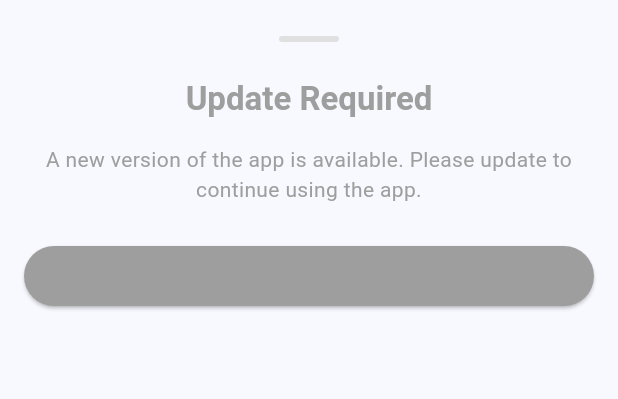
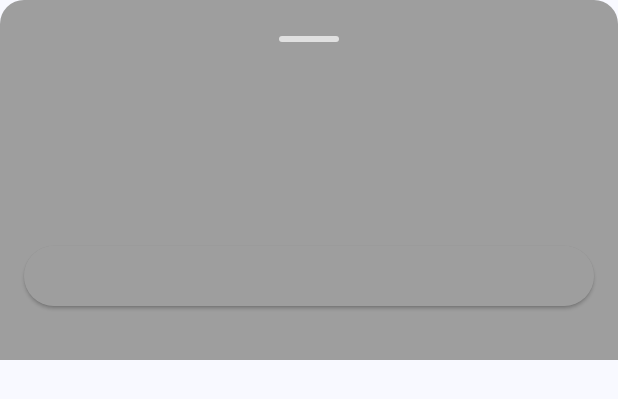
Before and after one commit to curefit/flutter-force-update, a Flutter app: the ForceUpdateBottomSheet widget shown alone on an empty page, opened directly with empty values, on a phone screen of 412 x 824 dp. Shown: the top 399 px of the screen. Run offline on Flutter 3.47's test engine with Material 3 defaults, Android fonts, the phone set to English and light mode, and no system bars; our stand-ins replace firebase_core, firebase_remote_config, package_info_plus; accounts and stored records are empty.

Commit message:
feat: Added color to background

```diff
--- a/lib/src/widgets/force_update_bottom_sheet.dart
+++ b/lib/src/widgets/force_update_bottom_sheet.dart
@@ -18,7 +18,8 @@ class ForceUpdateBottomSheet extends StatelessWidget {
       child: Container(
         padding: const EdgeInsets.all(16.0),
         decoration: BoxDecoration(
-          color: Theme.of(context).scaffoldBackgroundColor,
+          color: config.backgroundColor ??
+              Theme.of(context).scaffoldBackgroundColor,
           borderRadius: const BorderRadius.vertical(
             top: Radius.circular(16),
           ),
```
